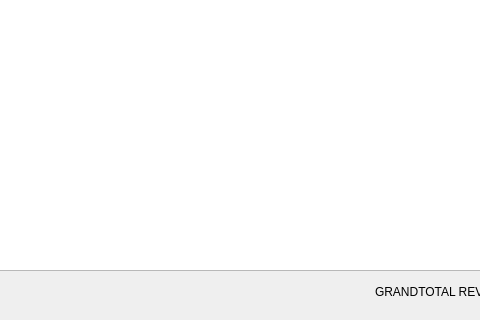
The window that Project2/admin_sales_report.ui (tdragon00/CS1C_Project_2) describes before a commit, drawn with Qt 5; both pictures show x 520 to 1000 and y 330 to 650 of the 1250 by 650 pixel window.
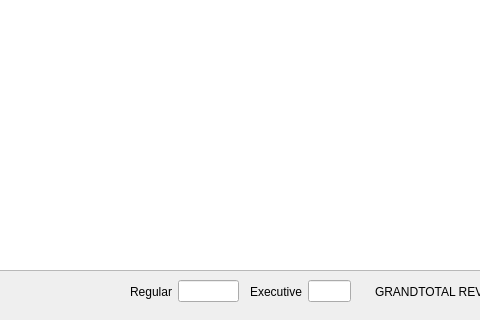
The same window after the commit.

The edit to the form file:
```diff
--- a/Project2/admin_sales_report.ui
+++ b/Project2/admin_sales_report.ui
@@ -353,6 +353,58 @@
     </item>
    </layout>
   </widget>
+  <widget class="QWidget" name="layoutWidget_2">
+   <property name="geometry">
+    <rect>
+     <x>770</x>
+     <y>610</y>
+     <width>101</width>
+     <height>23</height>
+    </rect>
+   </property>
+   <layout class="QHBoxLayout" name="horizontalLayout_4">
+    <item>
+     <widget class="QLabel" name="label_9">
+      <property name="text">
+       <string>Executive</string>
+      </property>
+     </widget>
+    </item>
+    <item>
+     <widget class="QLineEdit" name="lineEx">
+      <property name="readOnly">
+       <bool>true</bool>
+      </property>
+     </widget>
+    </item>
+   </layout>
+  </widget>
+  <widget class="QWidget" name="layoutWidget_3">
+   <property name="geometry">
+    <rect>
+     <x>650</x>
+     <y>610</y>
+     <width>109</width>
+     <height>23</height>
+    </rect>
+   </property>
+   <layout class="QHBoxLayout" name="horizontalLayout_5">
+    <item>
+     <widget class="QLabel" name="label_10">
+      <property name="text">
+       <string>Regular</string>
+      </property>
+     </widget>
+    </item>
+    <item>
+     <widget class="QLineEdit" name="lineReg">
+      <property name="readOnly">
+       <bool>true</bool>
+      </property>
+     </widget>
+    </item>
+   </layout>
+  </widget>
  </widget>
  <resources/>
  <connections/>
```
